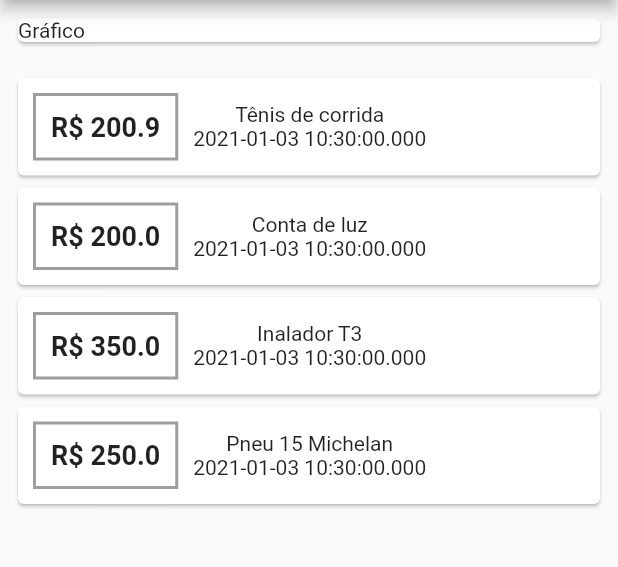
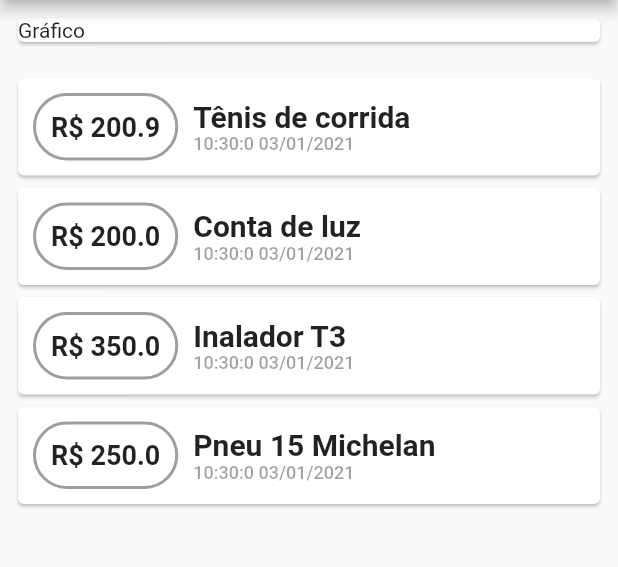
Before and after one commit to BSTK/app_expenses, a Flutter app: the screen it shows after launch, on a phone screen of 412 x 824 dp, the part 84-651 px from its top. Run offline on Flutter 3.47's test engine with Material 2 defaults, Android fonts, the phone set to English and light mode, and no system bars.

Commit message:
main - Estilizando titulo e formatando data

```diff
--- /dev/null
+++ b/lib/helper/formatacao.dart
@@ -0,0 +1,18 @@
+class Formatacao {
+
+  static String dataDDMMYYYYHHMMSS(DateTime data) {
+    return
+      '${ data.hour }:'
+      '${ data.minute }:'
+      '${ data.second }'
+      ' '
+      '${ padddingZero(data.day) }/'
+      '${ padddingZero(data.month) }/'
+      '${ data.year }';
+  }
+
+  static String padddingZero(int data) {
+    return (data < 10) ? '0$data' : '$data';
+  }
+
+}
--- a/lib/home/homepage.dart
+++ b/lib/home/homepage.dart
@@ -1,3 +1,4 @@
+import 'package:app_expenses/helper/formatacao.dart';
 import 'package:app_expenses/trancacao/transacao.dart';
 import 'package:flutter/material.dart';
 import 'package:flutter/services.dart';
@@ -92,6 +93,9 @@ class _HomePageState extends State<HomePage> {
                     border: Border.all(
                       color: Colors.black38,
                       width: 2
+                    ),
+                    borderRadius: BorderRadius.all(
+                      Radius.circular(50.0)
                     )
                   ),
                   child: Text(
@@ -103,9 +107,24 @@ class _HomePageState extends State<HomePage> {
                   )
               ),
               Column(
+                crossAxisAlignment: CrossAxisAlignment.start,
                 children: [
-                  Text(transacao.titutlo),
-                  Text(transacao.data.toString())
+                  Text(
+                    transacao.titutlo,
+                    style: TextStyle(
+                      color: Colors.black87,
+                      fontWeight: FontWeight.w600,
+                      fontSize: 20.0
+                    ),
+                  ),
+                  Text(
+                    Formatacao.dataDDMMYYYYHHMMSS(transacao.data),
+                    style: TextStyle(
+                      color: Colors.black38,
+                      fontWeight: FontWeight.w500,
+                      fontSize: 12.0
+                    )
+                  )
                 ],
               )
             ],
```
